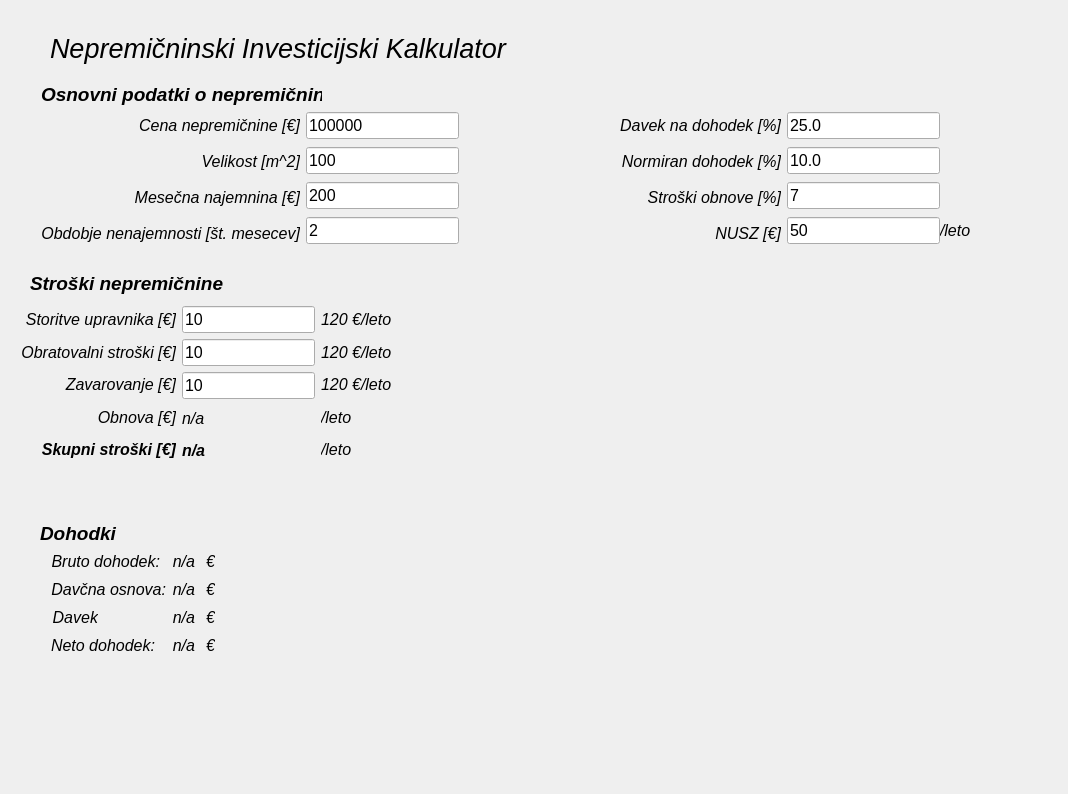
First picture: the form in projects/house_market_calculator/HouseMarketCalculator/house_market.ui, repository ZiGaMi/QtCppPlayground, before the edit.
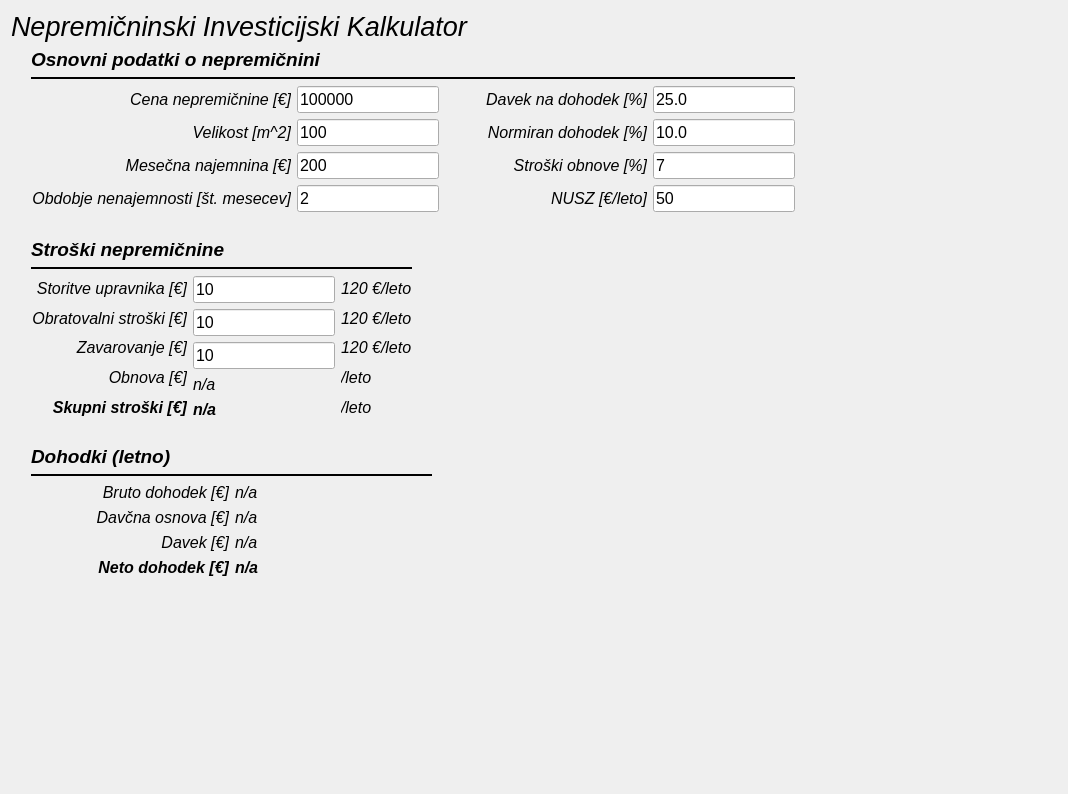
Second picture: the form after the edit.

The edit to the form file:
```diff
--- a/projects/house_market_calculator/HouseMarketCalculator/house_market.ui
+++ b/projects/house_market_calculator/HouseMarketCalculator/house_market.ui
@@ -13,15 +13,15 @@
   <property name="windowTitle">
    <string>Widget</string>
   </property>
+  <layout class="QVBoxLayout" name="verticalLayout_17">
+   <item>
+    <layout class="QVBoxLayout" name="verticalLayout_16">
+     <item>
+      <layout class="QHBoxLayout" name="horizontalLayout_7">
+       <item>
+        <layout class="QVBoxLayout" name="verticalLayout_15">
+         <item>
   <widget class="QLabel" name="title_label">
-   <property name="geometry">
-    <rect>
-     <x>50</x>
-     <y>30</y>
-     <width>821</width>
-     <height>36</height>
-    </rect>
-   </property>
    <property name="font">
     <font>
      <pointsize>20</pointsize>
@@ -31,62 +31,20 @@
    <property name="text">
     <string>Nepremičninski Investicijski Kalkulator</string>
    </property>
-  </widget>
-  <widget class="QLabel" name="label_13">
-   <property name="geometry">
-    <rect>
-     <x>30</x>
-     <y>270</y>
-     <width>331</width>
-     <height>27</height>
-    </rect>
-   </property>
-   <property name="font">
-    <font>
-     <pointsize>14</pointsize>
-     <italic>true</italic>
-     <bold>true</bold>
-    </font>
-   </property>
-   <property name="text">
-    <string>Stroški nepremičnine</string>
-   </property>
-   <property name="alignment">
-    <set>Qt::AlignLeading|Qt::AlignLeft|Qt::AlignVCenter</set>
-   </property>
-  </widget>
-  <widget class="QLabel" name="label_20">
-   <property name="geometry">
-    <rect>
-     <x>40</x>
-     <y>520</y>
-     <width>331</width>
-     <height>27</height>
-    </rect>
-   </property>
-   <property name="font">
-    <font>
-     <pointsize>14</pointsize>
-     <italic>true</italic>
-     <bold>true</bold>
-    </font>
-   </property>
-   <property name="text">
-    <string>Dohodki</string>
-   </property>
-   <property name="alignment">
-    <set>Qt::AlignLeading|Qt::AlignLeft|Qt::AlignVCenter</set>
-   </property>
-  </widget>
+           <property name="margin">
+            <number>20</number>
+           </property>
+          </widget>
+         </item>
+         <item>
+          <layout class="QVBoxLayout" name="verticalLayout_14">
+           <item>
+            <layout class="QVBoxLayout" name="verticalLayout_13">
+             <property name="leftMargin">
+              <number>20</number>
+             </property>
+             <item>
   <widget class="QLabel" name="label_12">
-   <property name="geometry">
-    <rect>
-     <x>41</x>
-     <y>81</y>
-     <width>281</width>
-     <height>26</height>
-    </rect>
-   </property>
    <property name="font">
     <font>
      <pointsize>14</pointsize>
@@ -101,16 +59,39 @@
     <set>Qt::AlignLeading|Qt::AlignLeft|Qt::AlignVCenter</set>
    </property>
   </widget>
-  <widget class="QWidget" name="layoutWidget">
-   <property name="geometry">
-    <rect>
-     <x>40</x>
-     <y>110</y>
-     <width>900</width>
-     <height>138</height>
-    </rect>
-   </property>
-   <layout class="QHBoxLayout" name="horizontalLayout">
+             </item>
+             <item>
+              <widget class="Line" name="line_4">
+               <property name="frameShadow">
+                <enum>QFrame::Plain</enum>
+               </property>
+               <property name="lineWidth">
+                <number>2</number>
+               </property>
+               <property name="orientation">
+                <enum>Qt::Horizontal</enum>
+               </property>
+              </widget>
+             </item>
+             <item>
+              <layout class="QHBoxLayout" name="horizontalLayout_5">
+               <property name="spacing">
+                <number>6</number>
+               </property>
+               <property name="leftMargin">
+                <number>0</number>
+               </property>
+               <property name="topMargin">
+                <number>0</number>
+               </property>
+               <property name="rightMargin">
+                <number>0</number>
+               </property>
+               <property name="bottomMargin">
+                <number>0</number>
+               </property>
+               <item>
+                <layout class="QHBoxLayout" name="horizontalLayout_4">
     <item>
      <layout class="QVBoxLayout" name="verticalLayout_4">
       <item>
@@ -273,6 +254,8 @@
       </item>
      </layout>
     </item>
+                </layout>
+               </item>
     <item>
      <spacer name="horizontalSpacer">
       <property name="orientation">
@@ -287,6 +270,8 @@
      </spacer>
     </item>
     <item>
+                <layout class="QHBoxLayout" name="horizontalLayout">
+                 <item>
      <layout class="QVBoxLayout" name="verticalLayout">
       <item>
        <widget class="QLabel" name="label_10">
@@ -351,7 +336,7 @@
          </font>
         </property>
         <property name="text">
-         <string>NUSZ [€]</string>
+                      <string>NUSZ [€/leto]</string>
         </property>
         <property name="alignment">
          <set>Qt::AlignRight|Qt::AlignTrailing|Qt::AlignVCenter</set>
@@ -455,38 +440,60 @@
      </layout>
     </item>
    </layout>
-  </widget>
-  <widget class="QLabel" name="poloznice_leto_2">
-   <property name="geometry">
-    <rect>
-     <x>940</x>
-     <y>220</y>
-     <width>72</width>
-     <height>21</height>
-    </rect>
-   </property>
+               </item>
+              </layout>
+             </item>
+            </layout>
+           </item>
+           <item>
+            <layout class="QHBoxLayout" name="horizontalLayout_6">
+             <item>
+              <layout class="QVBoxLayout" name="verticalLayout_12">
+               <item>
+                <layout class="QVBoxLayout" name="verticalLayout_11">
+                 <property name="leftMargin">
+                  <number>20</number>
+                 </property>
+                 <property name="topMargin">
+                  <number>20</number>
+                 </property>
+                 <property name="rightMargin">
+                  <number>20</number>
+                 </property>
+                 <property name="bottomMargin">
+                  <number>20</number>
+                 </property>
+                 <item>
+                  <widget class="QLabel" name="label_13">
    <property name="font">
     <font>
-     <pointsize>12</pointsize>
+                     <pointsize>14</pointsize>
      <italic>true</italic>
+                     <bold>true</bold>
     </font>
    </property>
    <property name="text">
-    <string>/leto</string>
+                    <string>Stroški nepremičnine</string>
    </property>
    <property name="alignment">
     <set>Qt::AlignLeading|Qt::AlignLeft|Qt::AlignVCenter</set>
    </property>
   </widget>
-  <widget class="QWidget" name="">
-   <property name="geometry">
-    <rect>
-     <x>20</x>
-     <y>306</y>
-     <width>372</width>
-     <height>157</height>
-    </rect>
-   </property>
+                 </item>
+                 <item>
+                  <widget class="Line" name="line_3">
+                   <property name="frameShadow">
+                    <enum>QFrame::Plain</enum>
+                   </property>
+                   <property name="lineWidth">
+                    <number>2</number>
+                   </property>
+                   <property name="orientation">
+                    <enum>Qt::Horizontal</enum>
+                   </property>
+                  </widget>
+                 </item>
+                 <item>
    <layout class="QHBoxLayout" name="horizontalLayout_3">
     <item>
      <layout class="QVBoxLayout" name="verticalLayout_7">
@@ -800,23 +807,55 @@
      </layout>
     </item>
    </layout>
-  </widget>
-  <widget class="QWidget" name="">
-   <property name="geometry">
-    <rect>
-     <x>51</x>
-     <y>550</y>
-     <width>164</width>
-     <height>106</height>
-    </rect>
-   </property>
+                 </item>
+                </layout>
+               </item>
+               <item>
+                <layout class="QVBoxLayout" name="verticalLayout_10">
+                 <property name="leftMargin">
+                  <number>20</number>
+                 </property>
+                 <property name="topMargin">
+                  <number>0</number>
+                 </property>
+                 <item>
+                  <widget class="QLabel" name="label_20">
+                   <property name="font">
+                    <font>
+                     <pointsize>14</pointsize>
+                     <italic>true</italic>
+                     <bold>true</bold>
+                    </font>
+                   </property>
+                   <property name="text">
+                    <string>Dohodki (letno)</string>
+                   </property>
+                   <property name="alignment">
+                    <set>Qt::AlignLeading|Qt::AlignLeft|Qt::AlignVCenter</set>
+                   </property>
+                  </widget>
+                 </item>
+                 <item>
+                  <widget class="Line" name="line_2">
+                   <property name="frameShadow">
+                    <enum>QFrame::Plain</enum>
+                   </property>
+                   <property name="lineWidth">
+                    <number>2</number>
+                   </property>
+                   <property name="orientation">
+                    <enum>Qt::Horizontal</enum>
+                   </property>
+                  </widget>
+                 </item>
+                 <item>
    <layout class="QHBoxLayout" name="horizontalLayout_2">
     <item>
-     <layout class="QVBoxLayout" name="verticalLayout_6">
+                    <layout class="QVBoxLayout" name="verticalLayout_5">
       <item>
        <widget class="QLabel" name="label_21">
         <property name="sizePolicy">
-         <sizepolicy hsizetype="Fixed" vsizetype="Preferred">
+                        <sizepolicy hsizetype="Preferred" vsizetype="Preferred">
           <horstretch>2</horstretch>
           <verstretch>0</verstretch>
          </sizepolicy>
@@ -827,8 +866,11 @@
           <italic>true</italic>
          </font>
         </property>
+                       <property name="layoutDirection">
+                        <enum>Qt::RightToLeft</enum>
+                       </property>
         <property name="text">
-         <string>Bruto dohodek:</string>
+                        <string>Bruto dohodek [€]</string>
         </property>
         <property name="alignment">
          <set>Qt::AlignRight|Qt::AlignTrailing|Qt::AlignVCenter</set>
@@ -838,7 +880,7 @@
       <item>
        <widget class="QLabel" name="label_22">
         <property name="sizePolicy">
-         <sizepolicy hsizetype="Fixed" vsizetype="Preferred">
+                        <sizepolicy hsizetype="Preferred" vsizetype="Preferred">
           <horstretch>2</horstretch>
           <verstretch>0</verstretch>
          </sizepolicy>
@@ -849,8 +891,11 @@
           <italic>true</italic>
          </font>
         </property>
+                       <property name="layoutDirection">
+                        <enum>Qt::RightToLeft</enum>
+                       </property>
         <property name="text">
-         <string>Davčna osnova:</string>
+                        <string>Davčna osnova [€]</string>
         </property>
         <property name="alignment">
          <set>Qt::AlignRight|Qt::AlignTrailing|Qt::AlignVCenter</set>
@@ -860,7 +905,7 @@
       <item>
        <widget class="QLabel" name="label_23">
         <property name="sizePolicy">
-         <sizepolicy hsizetype="Fixed" vsizetype="Preferred">
+                        <sizepolicy hsizetype="Preferred" vsizetype="Preferred">
           <horstretch>2</horstretch>
           <verstretch>0</verstretch>
          </sizepolicy>
@@ -871,8 +916,11 @@
           <italic>true</italic>
          </font>
         </property>
+                       <property name="layoutDirection">
+                        <enum>Qt::RightToLeft</enum>
+                       </property>
         <property name="text">
-         <string>Davek</string>
+                        <string>Davek [€]</string>
         </property>
         <property name="alignment">
          <set>Qt::AlignRight|Qt::AlignTrailing|Qt::AlignVCenter</set>
@@ -882,7 +930,7 @@
       <item>
        <widget class="QLabel" name="label_24">
         <property name="sizePolicy">
-         <sizepolicy hsizetype="Fixed" vsizetype="Preferred">
+                        <sizepolicy hsizetype="Preferred" vsizetype="Preferred">
           <horstretch>2</horstretch>
           <verstretch>0</verstretch>
          </sizepolicy>
@@ -891,10 +939,14 @@
          <font>
           <pointsize>12</pointsize>
           <italic>true</italic>
-         </font>
-        </property>
+                         <bold>true</bold>
+                        </font>
+                       </property>
+                       <property name="layoutDirection">
+                        <enum>Qt::RightToLeft</enum>
+                       </property>
         <property name="text">
-         <string>Neto dohodek:</string>
+                        <string>Neto dohodek [€]</string>
         </property>
         <property name="alignment">
          <set>Qt::AlignRight|Qt::AlignTrailing|Qt::AlignVCenter</set>
@@ -904,7 +956,7 @@
      </layout>
     </item>
     <item>
-     <layout class="QVBoxLayout" name="verticalLayout_5">
+                    <layout class="QVBoxLayout" name="verticalLayout_6">
       <item>
        <widget class="QLabel" name="bruto_dohodek">
         <property name="font">
@@ -913,11 +965,14 @@
           <italic>true</italic>
          </font>
         </property>
+                       <property name="layoutDirection">
+                        <enum>Qt::LeftToRight</enum>
+                       </property>
         <property name="text">
          <string>n/a</string>
         </property>
         <property name="alignment">
-         <set>Qt::AlignRight|Qt::AlignTrailing|Qt::AlignVCenter</set>
+                        <set>Qt::AlignLeading|Qt::AlignLeft|Qt::AlignVCenter</set>
         </property>
        </widget>
       </item>
@@ -929,11 +984,14 @@
           <italic>true</italic>
          </font>
         </property>
+                       <property name="layoutDirection">
+                        <enum>Qt::LeftToRight</enum>
+                       </property>
         <property name="text">
          <string>n/a</string>
         </property>
         <property name="alignment">
-         <set>Qt::AlignRight|Qt::AlignTrailing|Qt::AlignVCenter</set>
+                        <set>Qt::AlignLeading|Qt::AlignLeft|Qt::AlignVCenter</set>
         </property>
        </widget>
       </item>
@@ -945,11 +1003,14 @@
           <italic>true</italic>
          </font>
         </property>
+                       <property name="layoutDirection">
+                        <enum>Qt::LeftToRight</enum>
+                       </property>
         <property name="text">
          <string>n/a</string>
         </property>
         <property name="alignment">
-         <set>Qt::AlignRight|Qt::AlignTrailing|Qt::AlignVCenter</set>
+                        <set>Qt::AlignLeading|Qt::AlignLeft|Qt::AlignVCenter</set>
         </property>
        </widget>
       </item>
@@ -959,88 +1020,78 @@
          <font>
           <pointsize>12</pointsize>
           <italic>true</italic>
-         </font>
-        </property>
+                         <bold>true</bold>
+                        </font>
+                       </property>
+                       <property name="layoutDirection">
+                        <enum>Qt::LeftToRight</enum>
+                       </property>
         <property name="text">
          <string>n/a</string>
         </property>
         <property name="alignment">
-         <set>Qt::AlignRight|Qt::AlignTrailing|Qt::AlignVCenter</set>
+                        <set>Qt::AlignLeading|Qt::AlignLeft|Qt::AlignVCenter</set>
         </property>
        </widget>
       </item>
      </layout>
     </item>
-    <item>
-     <layout class="QVBoxLayout" name="verticalLayout_10">
-      <item>
-       <widget class="QLabel" name="bruto_dohodek_2">
-        <property name="font">
-         <font>
-          <pointsize>12</pointsize>
-          <italic>true</italic>
-         </font>
-        </property>
-        <property name="text">
-         <string>€</string>
-        </property>
-        <property name="alignment">
-         <set>Qt::AlignRight|Qt::AlignTrailing|Qt::AlignVCenter</set>
-        </property>
-       </widget>
-      </item>
+                  </layout>
+                 </item>
+                </layout>
+               </item>
+              </layout>
+             </item>
       <item>
-       <widget class="QLabel" name="bruto_dohodek_3">
-        <property name="font">
-         <font>
-          <pointsize>12</pointsize>
-          <italic>true</italic>
-         </font>
-        </property>
-        <property name="text">
-         <string>€</string>
-        </property>
-        <property name="alignment">
-         <set>Qt::AlignRight|Qt::AlignTrailing|Qt::AlignVCenter</set>
-        </property>
-       </widget>
-      </item>
+              <spacer name="horizontalSpacer_2">
+               <property name="orientation">
+                <enum>Qt::Horizontal</enum>
+               </property>
+               <property name="sizeHint" stdset="0">
+                <size>
+                 <width>40</width>
+                 <height>20</height>
+                </size>
+               </property>
+              </spacer>
+             </item>
+            </layout>
+           </item>
+          </layout>
+         </item>
+        </layout>
+       </item>
       <item>
-       <widget class="QLabel" name="bruto_dohodek_4">
-        <property name="font">
-         <font>
-          <pointsize>12</pointsize>
-          <italic>true</italic>
-         </font>
-        </property>
-        <property name="text">
-         <string>€</string>
-        </property>
-        <property name="alignment">
-         <set>Qt::AlignRight|Qt::AlignTrailing|Qt::AlignVCenter</set>
-        </property>
-       </widget>
-      </item>
+        <spacer name="horizontalSpacer_3">
+         <property name="orientation">
+          <enum>Qt::Horizontal</enum>
+         </property>
+         <property name="sizeHint" stdset="0">
+          <size>
+           <width>40</width>
+           <height>20</height>
+          </size>
+         </property>
+        </spacer>
+       </item>
+      </layout>
+     </item>
       <item>
-       <widget class="QLabel" name="bruto_dohodek_5">
-        <property name="font">
-         <font>
-          <pointsize>12</pointsize>
-          <italic>true</italic>
-         </font>
-        </property>
-        <property name="text">
-         <string>€</string>
-        </property>
-        <property name="alignment">
-         <set>Qt::AlignRight|Qt::AlignTrailing|Qt::AlignVCenter</set>
-        </property>
-       </widget>
+      <spacer name="verticalSpacer">
+       <property name="orientation">
+        <enum>Qt::Vertical</enum>
+       </property>
+       <property name="sizeHint" stdset="0">
+        <size>
+         <width>20</width>
+         <height>40</height>
+        </size>
+       </property>
+      </spacer>
       </item>
      </layout>
     </item>
    </layout>
-  </widget>
  </widget>
  <resources/>
  <connections/>
```
Lines whose indentation alone changed are shown as unchanged.
